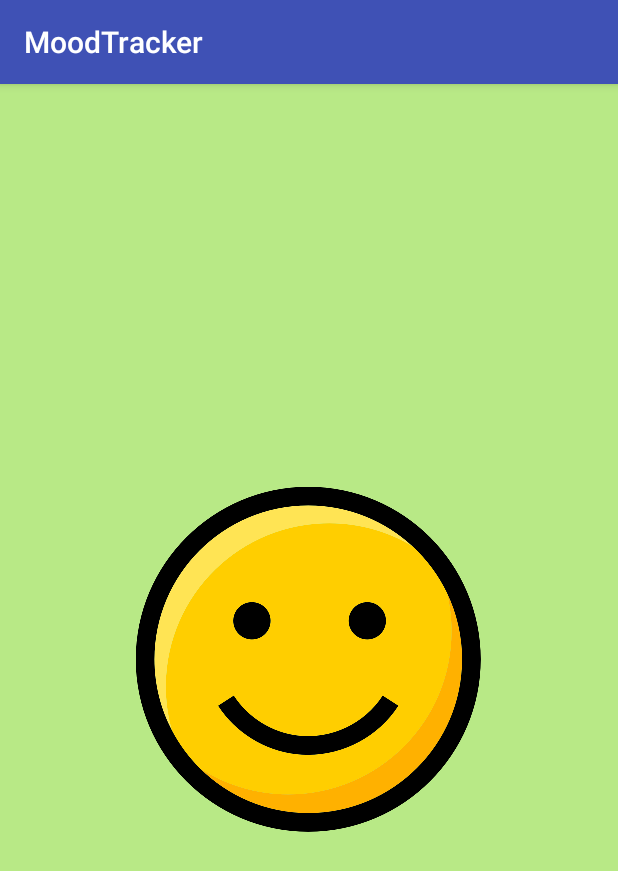
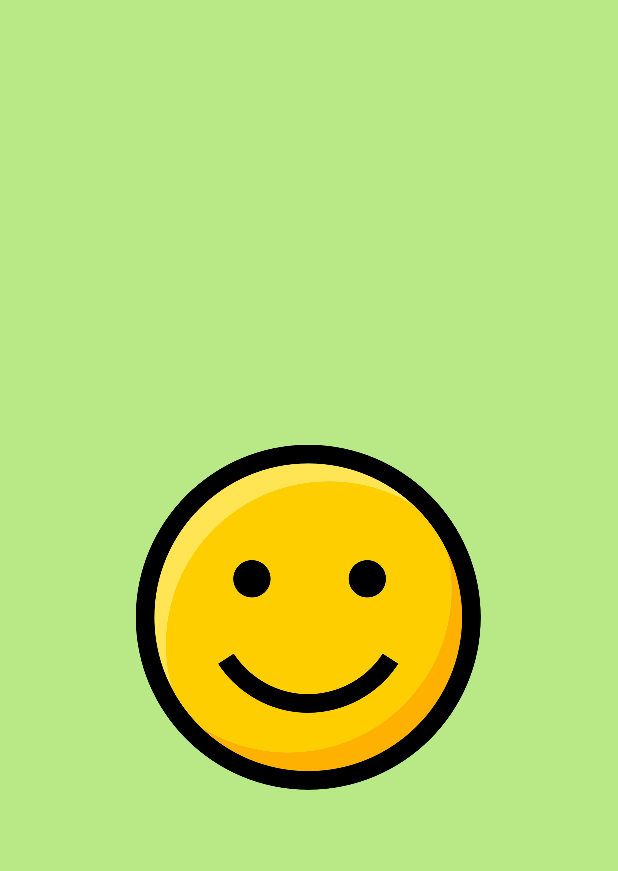
Before and after one commit to troturier/MoodTracker, an Android app: the screen it shows after launch (MainActivity), on a phone screen of 412 x 824 dp. Shown: the top 871 px of the screen. Run offline under Robolectric (Android 15) with nearby library versions, the light colour scheme and no system bars.

Commit message:
Retrait de la barre de titre de l'application et modification des couleurs de bases

```diff
--- a/app/build.gradle
+++ b/app/build.gradle
@@ -25,4 +25,5 @@ dependencies {
     testImplementation 'junit:junit:4.12'
     androidTestImplementation 'com.android.support.test:runner:1.0.1'
     androidTestImplementation 'com.android.support.test.espresso:espresso-core:3.0.1'
+    implementation 'com.android.support:design:26.1.0'
 }
--- a/app/src/main/res/layout/activity_main.xml
+++ b/app/src/main/res/layout/activity_main.xml
@@ -12,7 +12,6 @@
         android:layout_height="match_parent"
         android:background="@color/light_sage"
         android:visibility="visible">
-
         <ImageView
             android:id="@+id/happySmiley_Iv"
             android:layout_width="wrap_content"
@@ -23,4 +22,5 @@
             android:contentDescription="@string/happy_smiley_contentDesc"
             app:srcCompat="@mipmap/smiley_happy" />
     </RelativeLayout>
+
 </android.support.constraint.ConstraintLayout>
--- a/app/src/main/res/values/colors.xml
+++ b/app/src/main/res/values/colors.xml
@@ -1,8 +1,8 @@
 <?xml version="1.0" encoding="utf-8"?>
 <resources>
-    <color name="colorPrimary">#3F51B5</color>
-    <color name="colorPrimaryDark">#303F9F</color>
-    <color name="colorAccent">#ff00796b</color>
+    <color name="colorPrimary">#232425</color>
+    <color name="colorPrimaryDark">#4c4d4e</color>
+    <color name="colorAccent">#8d8e8e</color>
 
     <!-- Background colors used for the different moods -->
     <color name="faded_red">#ffde3c50</color>
--- a/app/src/main/res/values/styles.xml
+++ b/app/src/main/res/values/styles.xml
@@ -1,7 +1,7 @@
 <resources>
 
     <!-- Base application theme. -->
-    <style name="AppTheme" parent="Theme.AppCompat.Light.DarkActionBar">
+    <style name="AppTheme" parent="Theme.AppCompat.Light.NoActionBar">
         <!-- Customize your theme here. -->
         <item name="colorPrimary">@color/colorPrimary</item>
         <item name="colorPrimaryDark">@color/colorPrimaryDark</item>
```
